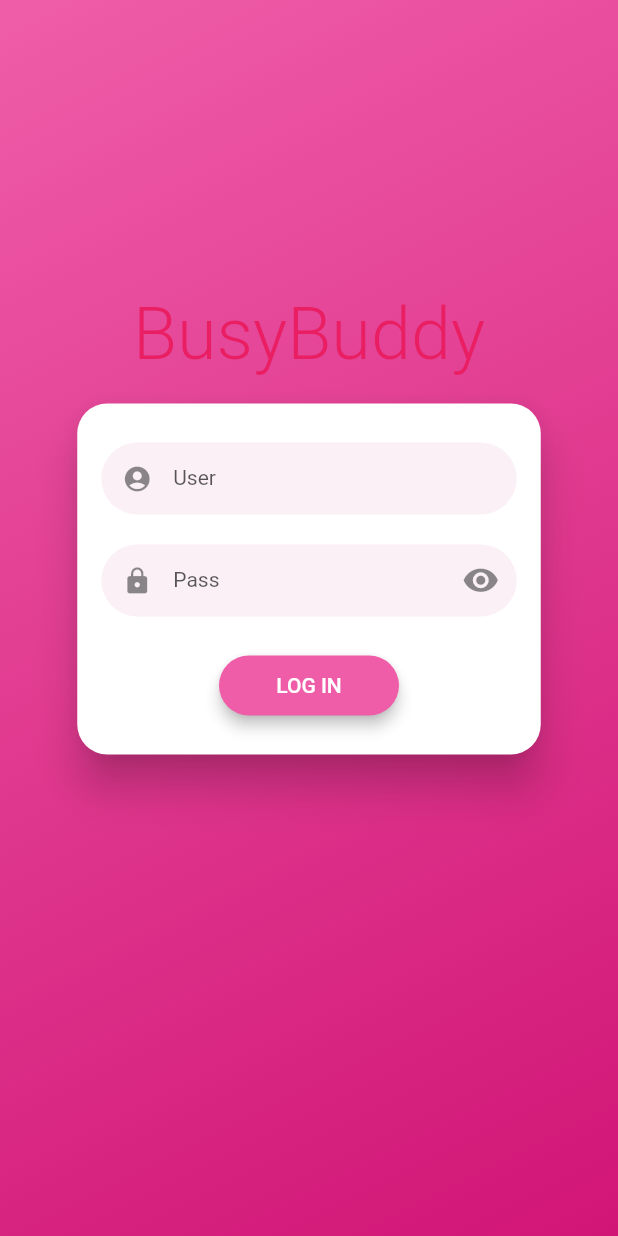
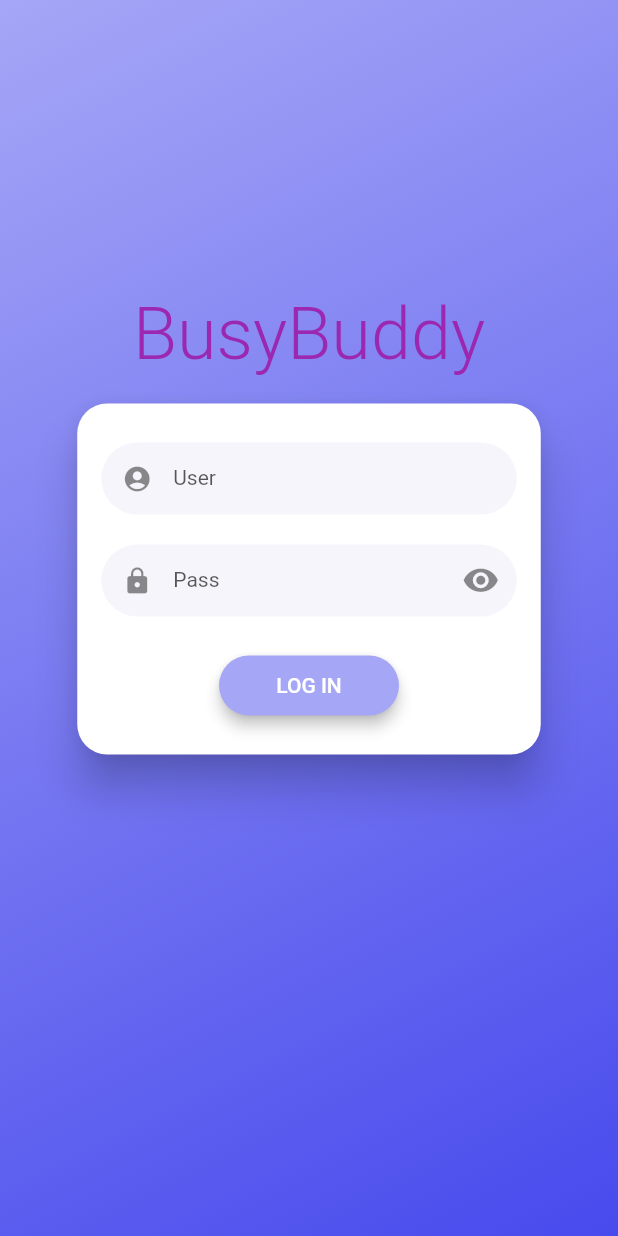
Before and after one commit to dvigne/productivityapp, a Flutter app: the screen it shows after launch, on a phone screen of 412 x 824 dp. Run offline on Flutter 3.47's test engine with Material 2 defaults, Android fonts, the light colour scheme and no system bars; drawn by our look-alikes of flutter_login; our stand-ins replace flutter_secure_storage, flutter_switch, font_awesome_flutter; missing offline and left inert: flutter_appauth; network calls fail; Roboto replaces fonts that are missing (Hind, Work Sans).

Commit message:
design changes; readme update

```diff
--- a/lib/src/app.dart
+++ b/lib/src/app.dart
@@ -13,9 +13,9 @@ class ProductivityApp extends StatelessWidget {
     return MaterialApp(
       title: Constants.appName,
       theme: ThemeData(
-        primarySwatch: Colors.pink,
-        primaryColor: const Color(0xFFEF5DA8),
-        splashColor: const Color(0xFFF178B6),
+        primarySwatch: Colors.purple,
+        primaryColor: const Color(0xFFA5A6F6),
+        splashColor: const Color(0xFFA5A6F6),
         // Define the default font family.
         fontFamily: 'Work Sans',
 
--- a/lib/src/views/ui/notification_settings.dart
+++ b/lib/src/views/ui/notification_settings.dart
@@ -52,8 +52,10 @@ class _NotificationSettingsState extends State<NotificationSettings> {
     return Scaffold(
       resizeToAvoidBottomInset: false,
       appBar: AppBar(
-        // Here we take the value from the MyHomePage object that was created by
-        // the App.build method, and use it to set our appbar title.
+        backgroundColor: Theme.of(context).splashColor,
+        leading: const Image(
+            image: NetworkImage('https://raw.githubusercontent.com/dvigne/productivityapp/master/assets/BusyBuddy_logo.png')
+        ),
         title: Text(widget.title),
       ),
       body: Column(
--- a/lib/src/views/ui/test_login_screen.dart
+++ b/lib/src/views/ui/test_login_screen.dart
@@ -94,7 +94,7 @@ class LoginScreen extends StatelessWidget {
         return _recoverPassword(name);
         // Show new password dialog
       },
-      showDebugButtons: true,
+      // showDebugButtons: true,
     );
   }
 }
--- a/pubspec.yaml
+++ b/pubspec.yaml
@@ -66,8 +66,6 @@ flutter:
   # assets:
   #   - images/a_dot_burr.jpeg
   #   - images/a_dot_ham.jpeg
-  assets:
-    - assets/BusyBuddy_app_logo-02.svg
 
   # An image asset can refer to one or more resolution-specific "variants", see
   # https://flutter.dev/assets-and-images/#resolution-aware.
```
Also changed, not shown: lib/src/views/ui/home.dart (+31 -11 lines), 1 other file.
